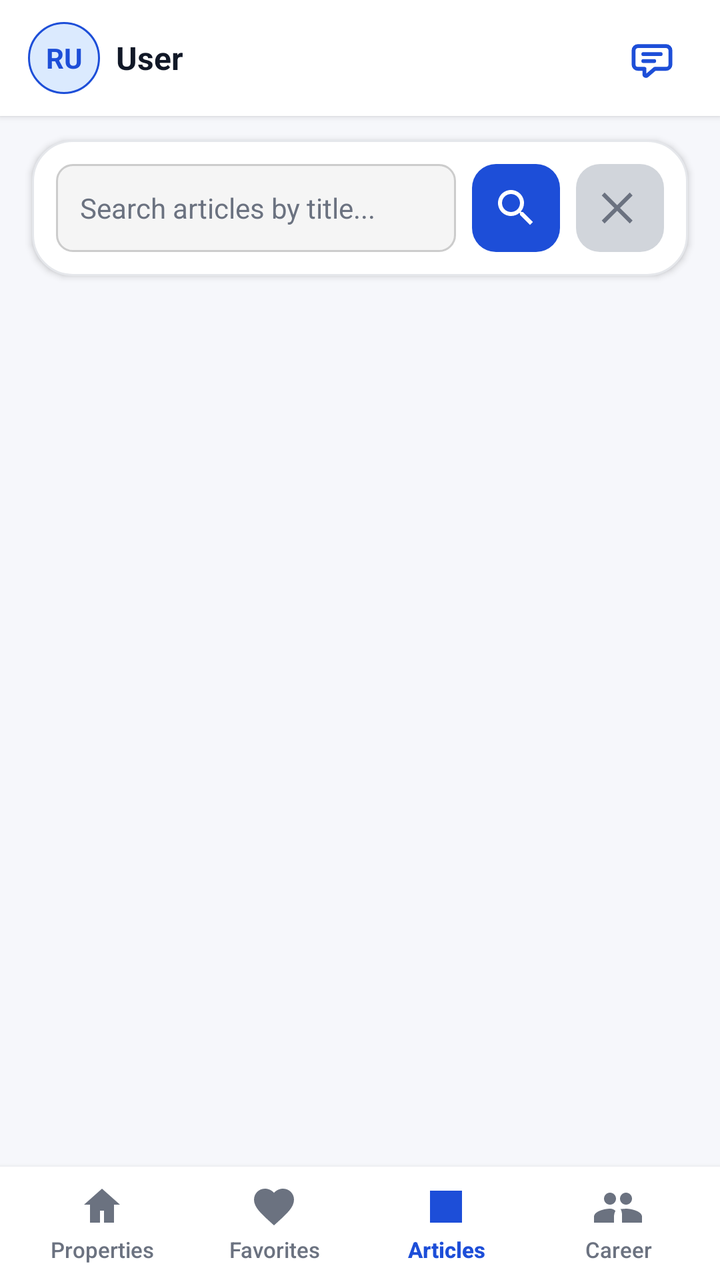
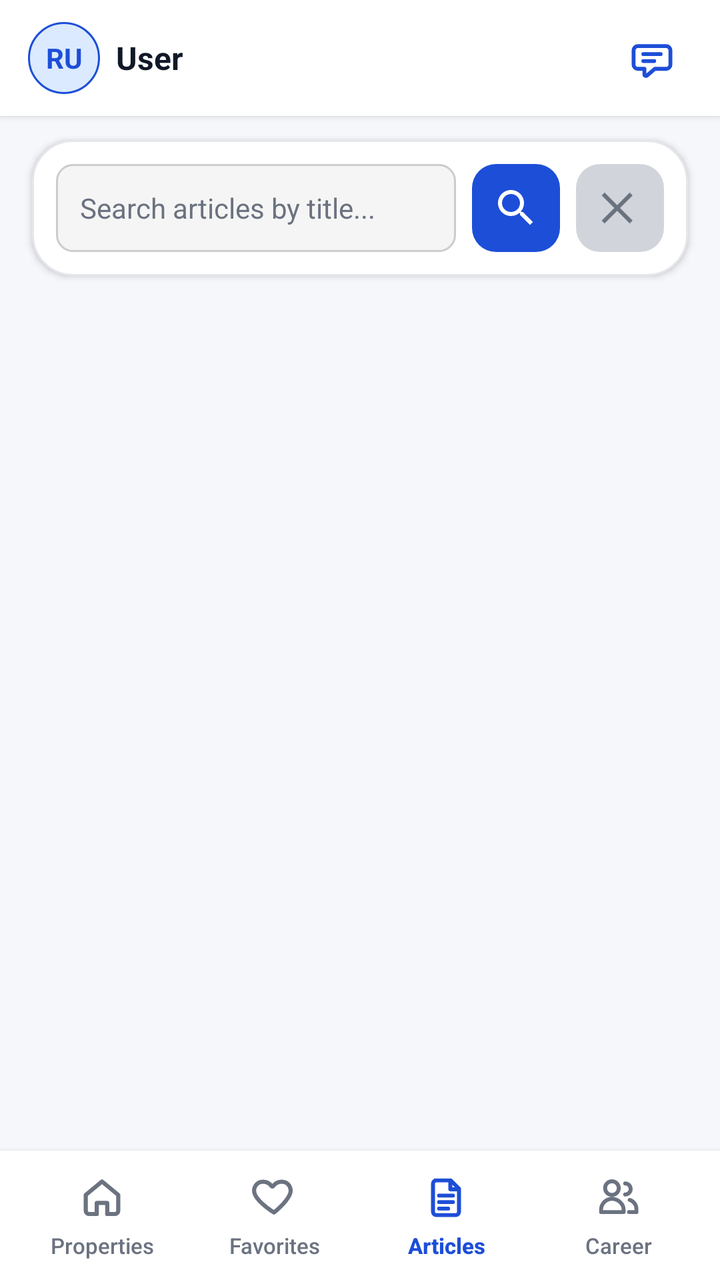

Before-and-after screenshots of an Android layout around one commit, followed by the original layout XML and the change that was made.
<!-- AndroidManifest.xml: application theme Theme.AppCompat -->
<!-- res/layout/activity_article_list.xml -->
<?xml version="1.0" encoding="utf-8"?>
<androidx.constraintlayout.widget.ConstraintLayout xmlns:android="http://schemas.android.com/apk/res/android"
    xmlns:app="http://schemas.android.com/apk/res-auto"
    xmlns:tools="http://schemas.android.com/tools"
    android:layout_width="match_parent"
    android:layout_height="match_parent"
    android:background="@color/property_background"
    tools:context=".features.article.ui.ArticleListActivity">

    <include
        android:id="@+id/layoutHeader"
        android:layout_width="0dp"
        android:layout_height="wrap_content"
        layout="@layout/view_mobile_header"
        app:layout_constraintTop_toTopOf="parent"
        app:layout_constraintStart_toStartOf="parent"
        app:layout_constraintEnd_toEndOf="parent" />

    <LinearLayout
        android:id="@+id/layoutSearchPanel"
        android:layout_width="0dp"
        android:layout_height="wrap_content"
        android:layout_marginHorizontal="16dp"
        android:layout_marginTop="12dp"
        android:background="@drawable/bg_card_rounded"
        android:elevation="2dp"
        android:orientation="vertical"
        android:padding="12dp"
        app:layout_constraintTop_toBottomOf="@id/layoutHeader"
        app:layout_constraintStart_toStartOf="parent"
        app:layout_constraintEnd_toEndOf="parent">

        <LinearLayout
            android:layout_width="match_parent"
            android:layout_height="wrap_content"
            android:orientation="horizontal">

            <EditText
                android:id="@+id/etSearchQuery"
                android:layout_width="0dp"
                android:layout_height="44dp"
                android:layout_weight="1"
                android:background="@drawable/edit_text_background"
                android:hint="@string/search_by_article_title_hint"
                android:imeOptions="actionSearch"
                android:inputType="text"
                android:paddingHorizontal="12dp"
                android:textColor="@color/property_text_primary"
                android:textColorHint="@color/property_text_secondary"
                android:textSize="14sp" />

            <ImageButton
                android:id="@+id/btnSearch"
                android:layout_width="44dp"
                android:layout_height="44dp"
                android:layout_marginStart="8dp"
                android:background="@drawable/bg_button_primary"
                android:contentDescription="@string/search_search"
                android:padding="10dp"
                android:scaleType="centerInside"
                android:src="@drawable/ic_search"
                android:tint="@color/white" />

            <ImageButton
                android:id="@+id/btnClearSearch"
                android:layout_width="44dp"
                android:layout_height="44dp"
                android:layout_marginStart="8dp"
                android:background="@drawable/bg_button_clear_gray"
                android:contentDescription="@string/search_clear"
                android:padding="10dp"
                android:scaleType="centerInside"
                android:src="@drawable/ic_clear"
                android:tint="@color/property_text_secondary" />
        </LinearLayout>
    </LinearLayout>

    <ProgressBar
        android:id="@+id/progressBar"
        style="?android:attr/progressBarStyleLarge"
        android:layout_width="wrap_content"
        android:layout_height="wrap_content"
        android:visibility="gone"
        app:layout_constraintBottom_toTopOf="@id/layoutBottomNav"
        app:layout_constraintEnd_toEndOf="parent"
        app:layout_constraintStart_toStartOf="parent"
        app:layout_constraintTop_toBottomOf="@id/layoutSearchPanel" />

    <LinearLayout
        android:id="@+id/layoutState"
        android:layout_width="0dp"
        android:layout_height="wrap_content"
        android:layout_marginHorizontal="16dp"
        android:layout_marginTop="24dp"
        android:background="@color/white"
        android:elevation="2dp"
        android:gravity="center_horizontal"
        android:orientation="vertical"
        android:padding="20dp"
        android:visibility="gone"
        app:layout_constraintEnd_toEndOf="parent"
        app:layout_constraintStart_toStartOf="parent"
        app:layout_constraintTop_toBottomOf="@id/layoutSearchPanel">

        <TextView
            android:id="@+id/tvStateMessage"
            android:layout_width="wrap_content"
            android:layout_height="wrap_content"
            android:gravity="center"
            android:textColor="@color/property_text_primary"
            android:textSize="16sp" />

        <Button
            android:id="@+id/btnStateAction"
            android:layout_width="wrap_content"
            android:layout_height="wrap_content"
            android:layout_marginTop="16dp"
            android:text="Open Login"
            android:textAllCaps="false"
            android:visibility="gone" />
    </LinearLayout>

    <TextView
        android:id="@+id/tvEmptyState"
        android:layout_width="0dp"
        android:layout_height="wrap_content"
        android:layout_marginHorizontal="16dp"
        android:background="@color/white"
        android:gravity="center"
        android:padding="20dp"
        android:text="No articles available at the moment."
        android:textColor="@color/property_text_secondary"
        android:textSize="16sp"
        android:visibility="gone"
        app:layout_constraintBottom_toTopOf="@id/layoutBottomNav"
        app:layout_constraintEnd_toEndOf="parent"
        app:layout_constraintStart_toStartOf="parent"
        app:layout_constraintTop_toBottomOf="@id/layoutSearchPanel" />

    <ListView
        android:id="@+id/lvArticles"
        android:layout_width="0dp"
        android:layout_height="0dp"
        android:layout_marginHorizontal="16dp"
        android:layout_marginTop="16dp"
        android:divider="@android:color/transparent"
        android:dividerHeight="12dp"
        android:listSelector="@android:color/transparent"
        app:layout_constraintBottom_toTopOf="@id/layoutBottomNav"
        app:layout_constraintEnd_toEndOf="parent"
        app:layout_constraintStart_toStartOf="parent"
        app:layout_constraintTop_toBottomOf="@id/layoutSearchPanel" />

    <LinearLayout
        android:id="@+id/layoutBottomNav"
        android:layout_width="0dp"
        android:layout_height="wrap_content"
        android:background="@color/white"
        android:elevation="4dp"
        android:orientation="horizontal"
        android:paddingHorizontal="8dp"
        android:paddingVertical="8dp"
        app:layout_constraintBottom_toBottomOf="parent"
        app:layout_constraintEnd_toEndOf="parent"
        app:layout_constraintStart_toStartOf="parent">

        <Button
            android:id="@+id/btnNavProperties"
            android:layout_width="0dp"
            android:layout_height="wrap_content"
            android:layout_weight="1"
            android:background="@android:color/transparent"
            android:minHeight="0dp"
            android:minWidth="0dp"
            android:drawableTop="@drawable/ic_nav_home"
            android:drawablePadding="2dp"
            android:drawableTint="@color/property_text_secondary"
            android:text="Properties"
            android:textAllCaps="false"
            android:textColor="@color/property_text_secondary"
            android:textSize="11sp"
            android:gravity="center" />

        <Button
            android:id="@+id/btnNavFavorites"
            android:layout_width="0dp"
            android:layout_height="wrap_content"
            android:layout_weight="1"
            android:background="@android:color/transparent"
            android:minHeight="0dp"
            android:minWidth="0dp"
            android:drawableTop="@drawable/ic_nav_heart"
            android:drawablePadding="2dp"
            android:drawableTint="@color/property_text_secondary"
            android:text="Favorites"
            android:textAllCaps="false"
            android:textColor="@color/property_text_secondary"
            android:textSize="11sp"
            android:gravity="center" />

        <Button
            android:id="@+id/btnNavArticles"
            android:layout_width="0dp"
            android:layout_height="wrap_content"
            android:layout_weight="1"
            android:background="@android:color/transparent"
            android:minHeight="0dp"
            android:minWidth="0dp"
            android:drawableTop="@drawable/ic_nav_article"
            android:drawablePadding="2dp"
            android:drawableTint="@color/property_blue"
            android:text="Articles"
            android:textAllCaps="false"
            android:textColor="@color/property_blue"
            android:textSize="11sp"
            android:textStyle="bold"
            android:gravity="center" />

        <Button
            android:id="@+id/btnNavCareer"
            android:layout_width="0dp"
            android:layout_height="wrap_content"
            android:layout_weight="1"
            android:background="@android:color/transparent"
            android:minHeight="0dp"
            android:minWidth="0dp"
            android:drawableTop="@drawable/ic_nav_people"
            android:drawablePadding="2dp"
            android:drawableTint="@color/property_text_secondary"
            android:text="@string/nav_career_application"
            android:textAllCaps="false"
            android:textColor="@color/property_text_secondary"
            android:textSize="11sp"
            android:gravity="center" />
    </LinearLayout>

</androidx.constraintlayout.widget.ConstraintLayout>
<!-- res/layout/view_mobile_header.xml (included above) -->
<?xml version="1.0" encoding="utf-8"?>
<androidx.constraintlayout.widget.ConstraintLayout xmlns:android="http://schemas.android.com/apk/res/android"
    xmlns:app="http://schemas.android.com/apk/res-auto"
    android:id="@+id/layoutHeader"
    android:layout_width="match_parent"
    android:layout_height="wrap_content"
    android:background="@color/white"
    android:elevation="2dp"
    android:minHeight="58dp"
    android:paddingHorizontal="14dp"
    android:paddingVertical="9dp">

    <LinearLayout
        android:id="@+id/layoutProfileHeader"
        android:layout_width="0dp"
        android:layout_height="wrap_content"
        android:clickable="true"
        android:focusable="true"
        android:gravity="center_vertical"
        android:orientation="horizontal"
        android:paddingEnd="8dp"
        app:layout_constraintEnd_toStartOf="@id/btnMessages"
        app:layout_constraintStart_toStartOf="parent"
        app:layout_constraintTop_toTopOf="parent"
        app:layout_constraintBottom_toBottomOf="parent"
        app:layout_constraintWidth_default="spread">

        <FrameLayout
            android:layout_width="36dp"
            android:layout_height="36dp">

            <ImageView
                android:id="@+id/ivHeaderAvatar"
                android:layout_width="match_parent"
                android:layout_height="match_parent"
                android:background="@drawable/bg_avatar_circle"
                android:contentDescription="@string/profile_avatar"
                android:scaleType="centerCrop"
                android:visibility="gone" />

            <TextView
                android:id="@+id/tvHeaderAvatar"
                android:layout_width="match_parent"
                android:layout_height="match_parent"
                android:background="@drawable/bg_avatar_circle"
                android:gravity="center"
                android:text="RU"
                android:textColor="@color/property_blue"
                android:textSize="14sp"
                android:textStyle="bold" />
        </FrameLayout>

        <TextView
            android:id="@+id/tvHeaderName"
            android:layout_width="0dp"
            android:layout_height="wrap_content"
            android:layout_marginStart="8dp"
            android:layout_weight="1"
            android:maxLines="1"
            android:ellipsize="end"
            android:text="User"
            android:textColor="@color/property_text_primary"
            android:textSize="16sp"
            android:textStyle="bold" />
    </LinearLayout>

    <ImageButton
        android:id="@+id/btnMessages"
        android:layout_width="40dp"
        android:layout_height="40dp"
        android:background="?attr/selectableItemBackgroundBorderless"
        android:contentDescription="@string/messages"
        android:padding="7dp"
        android:src="@drawable/ic_header_message"
        android:tint="@color/property_blue"
        app:layout_constraintEnd_toEndOf="parent"
        app:layout_constraintTop_toTopOf="parent"
        app:layout_constraintBottom_toBottomOf="parent" />
</androidx.constraintlayout.widget.ConstraintLayout>
<!-- resources referenced by this layout -->
<resources>
  <color name="property_background">#F6F7FB</color>
  <color name="property_blue">#1D4ED8</color>
  <color name="property_text_primary">#111827</color>
  <color name="property_text_secondary">#6B7280</color>
  <color name="white">#FFFFFFFF</color>
  <!-- drawable ic_nav_article (drawable) -->
  <?xml version="1.0" encoding="utf-8"?>
  <vector xmlns:android="http://schemas.android.com/apk/res/android"
      android:width="24dp"
      android:height="24dp"
      android:viewportWidth="24"
      android:viewportHeight="24">
      <path
          android:fillColor="#6B7280"
          android:pathData="M4,4h16v16H4z M7,7h10v2H7z M7,11h10v2H7z M7,15h6v2H7z" />
  </vector>
  <!-- drawable ic_nav_heart (drawable) -->
  <?xml version="1.0" encoding="utf-8"?>
  <vector xmlns:android="http://schemas.android.com/apk/res/android"
      android:width="24dp"
      android:height="24dp"
      android:viewportWidth="24"
      android:viewportHeight="24">
      <path
          android:fillColor="#6B7280"
          android:pathData="M12,21.35l-1.45,-1.32C5.4,15.36 2,12.28 2,8.5C2,5.42 4.42,3 7.5,3c1.74,0 3.41,0.81 4.5,2.09C13.09,3.81 14.76,3 16.5,3C19.58,3 22,5.42 22,8.5c0,3.78 -3.4,6.86 -8.55,11.54L12,21.35z" />
  </vector>
  <!-- drawable ic_nav_home (drawable) -->
  <?xml version="1.0" encoding="utf-8"?>
  <vector xmlns:android="http://schemas.android.com/apk/res/android"
      android:width="24dp"
      android:height="24dp"
      android:viewportWidth="24"
      android:viewportHeight="24">
      <path
          android:fillColor="#6B7280"
          android:pathData="M12,3l9,8h-3v9h-5v-6H11v6H6v-9H3z" />
  </vector>
  <!-- drawable ic_nav_people (drawable) -->
  <?xml version="1.0" encoding="utf-8"?>
  <vector xmlns:android="http://schemas.android.com/apk/res/android"
      android:width="24dp"
      android:height="24dp"
      android:viewportWidth="24"
      android:viewportHeight="24">
      <path
          android:fillColor="#6B7280"
          android:pathData="M16,11c1.66,0 3,-1.34 3,-3s-1.34,-3 -3,-3 -3,1.34 -3,3 1.34,3 3,3zM8,11c1.66,0 3,-1.34 3,-3S9.66,5 8,5 5,6.34 5,8s1.34,3 3,3zM8,13c-2.67,0 -8,1.34 -8,4v3h10v-3c0,-1.1 0.27,-2.08 0.75,-2.89C9.86,13.26 8.97,13 8,13zM16,13c-0.97,0 -1.86,0.26 -2.75,0.11C13.73,13.92 14,14.9 14,16v4h10v-3c0,-2.66 -5.33,-4 -8,-4z" />
  </vector>
  <string name="messages">Messages</string>
  <string name="nav_career_application">Career</string>
  <string name="profile_avatar">Profile avatar</string>
  <string name="search_by_article_title_hint">Search articles by title...</string>
  <string name="search_clear">Clear</string>
  <string name="search_search">Search</string>
  <color name="property_blue_light">#DBEAFE</color>
  <!-- unchanged entries left out for length: 8 -->
</resources>

<!-- the commit's change to res/layout/activity_article_list.xml (unified diff, before → after) -->
@@ -159,7 +159,7 @@
         android:elevation="4dp"
         android:orientation="horizontal"
         android:paddingHorizontal="8dp"
-        android:paddingVertical="8dp"
+        android:paddingVertical="10dp"
         app:layout_constraintBottom_toBottomOf="parent"
         app:layout_constraintEnd_toEndOf="parent"
         app:layout_constraintStart_toStartOf="parent">
@@ -173,7 +173,7 @@
             android:minHeight="0dp"
             android:minWidth="0dp"
             android:drawableTop="@drawable/ic_nav_home"
-            android:drawablePadding="2dp"
+            android:drawablePadding="4dp"
             android:drawableTint="@color/property_text_secondary"
             android:text="Properties"
             android:textAllCaps="false"
@@ -190,7 +190,7 @@
             android:minHeight="0dp"
             android:minWidth="0dp"
             android:drawableTop="@drawable/ic_nav_heart"
-            android:drawablePadding="2dp"
+            android:drawablePadding="4dp"
             android:drawableTint="@color/property_text_secondary"
             android:text="Favorites"
             android:textAllCaps="false"
@@ -207,7 +207,7 @@
             android:minHeight="0dp"
             android:minWidth="0dp"
             android:drawableTop="@drawable/ic_nav_article"
-            android:drawablePadding="2dp"
+            android:drawablePadding="4dp"
             android:drawableTint="@color/property_blue"
             android:text="Articles"
             android:textAllCaps="false"
@@ -225,7 +225,7 @@
             android:minHeight="0dp"
             android:minWidth="0dp"
             android:drawableTop="@drawable/ic_nav_people"
-            android:drawablePadding="2dp"
+            android:drawablePadding="4dp"
             android:drawableTint="@color/property_text_secondary"
             android:text="@string/nav_career_application"
             android:textAllCaps="false"
<!-- resource entries referenced after the edit -->
@@ -8,46 +8,76 @@
   <!-- drawable ic_nav_article (drawable) -->
   <?xml version="1.0" encoding="utf-8"?>
   <vector xmlns:android="http://schemas.android.com/apk/res/android"
-      android:width="24dp"
-      android:height="24dp"
+      android:width="26dp"
+      android:height="26dp"
       android:viewportWidth="24"
       android:viewportHeight="24">
       <path
-          android:fillColor="#6B7280"
-          android:pathData="M4,4h16v16H4z M7,7h10v2H7z M7,11h10v2H7z M7,15h6v2H7z" />
+          android:fillColor="@android:color/transparent"
+          android:pathData="M7,4.5h7.2L18,8.3V19c0,0.83 -0.67,1.5 -1.5,1.5h-9C6.67,20.5 6,19.83 6,19V6c0,-0.83 0.67,-1.5 1.5,-1.5z"
+          android:strokeWidth="1.8"
+          android:strokeColor="#6B7280"
+          android:strokeLineCap="round"
+          android:strokeLineJoin="round" />
+      <path
+          android:fillColor="@android:color/transparent"
+          android:pathData="M14,4.8v3.8h3.7M8.8,11.5h6.4M8.8,14.5h6.4M8.8,17.5h4.2"
+          android:strokeWidth="1.8"
+          android:strokeColor="#6B7280"
+          android:strokeLineCap="round"
+          android:strokeLineJoin="round" />
   </vector>
   <!-- drawable ic_nav_heart (drawable) -->
   <?xml version="1.0" encoding="utf-8"?>
   <vector xmlns:android="http://schemas.android.com/apk/res/android"
-      android:width="24dp"
-      android:height="24dp"
+      android:width="26dp"
+      android:height="26dp"
       android:viewportWidth="24"
       android:viewportHeight="24">
       <path
-          android:fillColor="#6B7280"
-          android:pathData="M12,21.35l-1.45,-1.32C5.4,15.36 2,12.28 2,8.5C2,5.42 4.42,3 7.5,3c1.74,0 3.41,0.81 4.5,2.09C13.09,3.81 14.76,3 16.5,3C19.58,3 22,5.42 22,8.5c0,3.78 -3.4,6.86 -8.55,11.54L12,21.35z" />
+          android:fillColor="@android:color/transparent"
+          android:pathData="M12,19.3s-6.8,-4.13 -8.7,-8.1C1.9,8.25 3.8,5.1 6.95,5.1c1.78,0 3.06,0.86 3.85,1.95C11.08,7.43 11.42,7.43 11.7,7.05c0.79,-1.09 2.07,-1.95 3.85,-1.95c3.15,0 5.05,3.15 3.65,6.1C17.3,15.17 12,19.3 12,19.3z"
+          android:strokeWidth="1.9"
+          android:strokeColor="#6B7280"
+          android:strokeLineCap="round"
+          android:strokeLineJoin="round" />
   </vector>
   <!-- drawable ic_nav_home (drawable) -->
   <?xml version="1.0" encoding="utf-8"?>
   <vector xmlns:android="http://schemas.android.com/apk/res/android"
-      android:width="24dp"
-      android:height="24dp"
+      android:width="26dp"
+      android:height="26dp"
       android:viewportWidth="24"
       android:viewportHeight="24">
       <path
-          android:fillColor="#6B7280"
-          android:pathData="M12,3l9,8h-3v9h-5v-6H11v6H6v-9H3z" />
+          android:fillColor="@android:color/transparent"
+          android:pathData="M4.5,11.2L12,5l7.5,6.2v7.3c0,0.83 -0.67,1.5 -1.5,1.5h-3.6v-5.1h-4.8V20H6c-0.83,0 -1.5,-0.67 -1.5,-1.5z"
+          android:strokeWidth="1.9"
+          android:strokeColor="#6B7280"
+          android:strokeLineCap="round"
+          android:strokeLineJoin="round" />
   </vector>
   <!-- drawable ic_nav_people (drawable) -->
   <?xml version="1.0" encoding="utf-8"?>
   <vector xmlns:android="http://schemas.android.com/apk/res/android"
-      android:width="24dp"
-      android:height="24dp"
+      android:width="26dp"
+      android:height="26dp"
       android:viewportWidth="24"
       android:viewportHeight="24">
       <path
-          android:fillColor="#6B7280"
-          android:pathData="M16,11c1.66,0 3,-1.34 3,-3s-1.34,-3 -3,-3 -3,1.34 -3,3 1.34,3 3,3zM8,11c1.66,0 3,-1.34 3,-3S9.66,5 8,5 5,6.34 5,8s1.34,3 3,3zM8,13c-2.67,0 -8,1.34 -8,4v3h10v-3c0,-1.1 0.27,-2.08 0.75,-2.89C9.86,13.26 8.97,13 8,13zM16,13c-0.97,0 -1.86,0.26 -2.75,0.11C13.73,13.92 14,14.9 14,16v4h10v-3c0,-2.66 -5.33,-4 -8,-4z" />
+          android:fillColor="@android:color/transparent"
+          android:pathData="M9.2,11.2c1.75,0 3.15,-1.4 3.15,-3.15S10.95,4.9 9.2,4.9S6.05,6.3 6.05,8.05S7.45,11.2 9.2,11.2zM14.6,19.1H4.2v-1.05c0,-2.78 2.24,-5.05 5,-5.05s5.4,2.27 5.4,5.05z"
+          android:strokeWidth="1.8"
+          android:strokeColor="#6B7280"
+          android:strokeLineCap="round"
+          android:strokeLineJoin="round" />
+      <path
+          android:fillColor="@android:color/transparent"
+          android:pathData="M15.3,11c1.42,0 2.55,-1.14 2.55,-2.55S16.72,5.9 15.3,5.9M17.4,13.5c1.8,0.55 3.1,2.23 3.1,4.2v1.4h-3.4"
+          android:strokeWidth="1.8"
+          android:strokeColor="#6B7280"
+          android:strokeLineCap="round"
+          android:strokeLineJoin="round" />
   </vector>
   <string name="messages">Messages</string>
   <string name="nav_career_application">Career</string>
